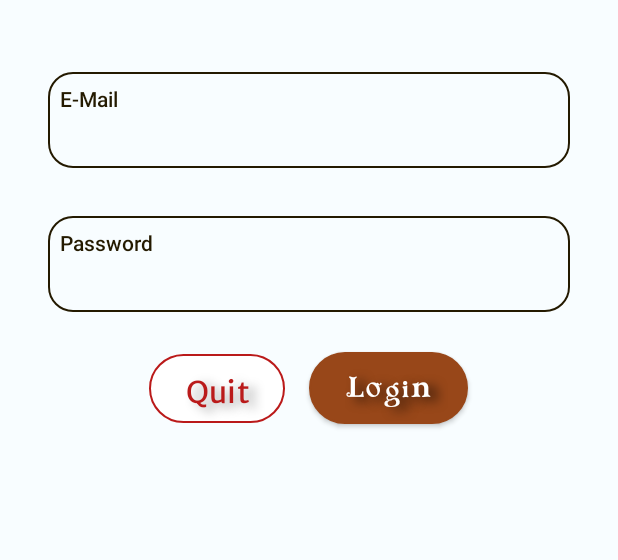
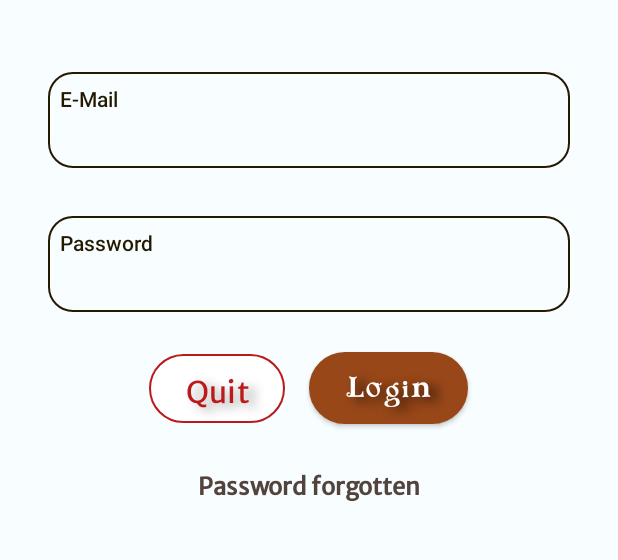
Before and after one commit to craftedcodes/TaraProject, an Android app: the LoginFragment screen opened through its navigation route, on a phone screen of 412 x 824 dp, the part 421-981 px from its top. Run offline under Robolectric (Android 15) with nearby library versions, the light colour scheme and no system bars; our stand-ins replace data binding; libraries missing offline, so code that uses them is left out: app.rive.runtime; 3 statements that could not run were skipped.

```diff
--- a/app/src/main/AndroidManifest.xml
+++ b/app/src/main/AndroidManifest.xml
@@ -16,7 +16,9 @@
         tools:targetApi="31">
         <activity
             android:name=".MainActivity"
-            android:exported="true">
+            android:exported="true"
+            android:screenOrientation="portrait"
+            tools:ignore="LockedOrientationActivity">
             <intent-filter>
                 <action android:name="android.intent.action.MAIN" />
 
--- a/app/src/main/res/layout/fragment_login.xml
+++ b/app/src/main/res/layout/fragment_login.xml
@@ -1,7 +1,7 @@
 <?xml version="1.0" encoding="utf-8"?>
 <layout xmlns:android="http://schemas.android.com/apk/res/android"
-    xmlns:tools="http://schemas.android.com/tools"
-    xmlns:app="http://schemas.android.com/apk/res-auto">
+    xmlns:app="http://schemas.android.com/apk/res-auto"
+    xmlns:tools="http://schemas.android.com/tools">
 
     <data>
 
@@ -9,71 +9,96 @@
 
     <LinearLayout
         style="@style/MainLayoutStyle"
+        android:layout_width="match_parent"
+        android:layout_height="match_parent"
+        android:gravity="center_horizontal"
+        android:orientation="vertical"
         tools:context=".ui.LoginFragment">
 
         <TextView
             android:layout_width="match_parent"
-            android:layout_height="wrap_content"
-            android:textAlignment="center"
-            android:text="@string/tara"
+            android:layout_height="0dp"
+            android:layout_marginVertical="8dp"
+            android:layout_weight="0.5"
             android:fontFamily="@font/psychedelic_lotus"
-            android:textColor="@color/primary_bg_light"
-            android:textSize="24sp"
             android:shadowColor="#7E000000"
             android:shadowDx="2"
             android:shadowDy="2"
             android:shadowRadius="8"
-            android:layout_marginVertical="8dp"/>
+            android:text="@string/tara"
+            android:textAlignment="center"
+            android:textColor="@color/primary_bg_light"
+            android:textSize="24sp" />
 
         <ImageView
             android:layout_width="match_parent"
-            android:layout_height="wrap_content"
-            android:src="@drawable/logo01"
+            android:layout_height="0dp"
             android:layout_marginVertical="32dp"
-            android:contentDescription="@string/tara" />
+            android:layout_weight="3"
+            android:contentDescription="@string/tara"
+            android:src="@drawable/logo01" />
 
         <com.google.android.material.textfield.TextInputLayout
             android:id="@+id/e_mail_tf"
             style="@style/TextInputFieldStyle"
+            android:layout_width="match_parent"
+            android:layout_height="wrap_content"
             android:hint="@string/your_mail_address_ym_com"
-            app:helperText="@string/e_mail"/>
+            app:helperText="@string/e_mail" />
 
         <com.google.android.material.textfield.TextInputLayout
             android:id="@+id/password_tf"
             style="@style/TextInputFieldStyle"
-            app:helperText="@string/password"/>
+            android:layout_width="match_parent"
+            android:layout_height="wrap_content"
+            app:helperText="@string/password" />
 
         <LinearLayout
-            style="@style/HorizontalLayoutStyle">
+            style="@style/HorizontalLayoutStyle"
+            android:layout_width="match_parent"
+            android:layout_height="0dp"
+            android:layout_weight="1"
+            android:gravity="center"
+            android:orientation="horizontal">
 
             <Button
                 android:id="@+id/quit_btn"
                 android:layout_width="wrap_content"
                 android:layout_height="wrap_content"
+                android:layout_margin="8dp"
+                android:backgroundTint="@color/white"
+                android:fontFamily="@font/merriweathersans_variablefont_wght"
                 android:minHeight="54dp"
-                android:layout_margin="8dp"
-                android:fontFamily="@font/merriweathersans_variablefont_wght"
+                android:shadowColor="#61000000"
+                android:shadowDx="8"
+                android:shadowDy="4"
+                android:shadowRadius="8"
                 android:text="@string/quit"
                 android:textColor="@color/error_bg_light"
-                android:backgroundTint="@color/white"
+                android:textSize="20sp"
                 app:strokeColor="@color/error_bg_light"
                 app:strokeWidth="1dp"
-                android:textSize="20sp"
-                android:shadowColor="#61000000"
-                android:shadowRadius="8"
-                android:shadowDx="8"
-                android:shadowDy="4"
                 tools:ignore="ButtonStyle" />
 
             <Button
                 android:id="@+id/login_btn"
+                style="@style/PrimaryButtonStyle"
                 android:layout_width="wrap_content"
                 android:layout_height="wrap_content"
-                android:text="@string/login"
-                style="@style/PrimaryButtonStyle" />
+                android:text="@string/login" />
         </LinearLayout>
 
-
+        <TextView
+            android:layout_width="match_parent"
+            android:layout_height="0dp"
+            android:layout_marginVertical="16dp"
+            android:layout_weight="1"
+            android:fontFamily="@font/merriweathersans_variablefont_wght"
+            android:text="@string/password_forgotten"
+            android:textAlignment="center"
+            android:textColor="@color/neutral_c_tx_light"
+            android:textSize="16sp"
+            android:textStyle="bold" />
 
     </LinearLayout>
 </layout>
--- a/app/src/main/res/values/strings.xml
+++ b/app/src/main/res/values/strings.xml
@@ -78,4 +78,10 @@
     <string name="filter">Filter</string>
     <string name="placeholder_affirmation">It\'s okay to not be okay.</string>
     <string name="placeholder_appreciation">Foto von Janine Joles auf Unsplash</string>
+    <string name="password_forgotten">Password forgotten</string>
+    <string name="placeholder_date">August 15, 2022</string>
+    <string name="placeholder_entry_text">Got a flower</string>
+    <string name="trash_icon">Trash Icon</string>
+    <string name="edit_button">Edit Button</string>
+    <string name="dropdown_menu">Dropdown Menu</string>
 </resources>
```
Also changed, not shown: app/src/main/java/com/example/abschlussaufgabe/ui/GratitudeAudioFragment.kt (deleted, +0 -60 lines), app/src/main/java/com/example/abschlussaufgabe/ui/GratitudeCameraFragment.kt (deleted, +0 -60 lines), app/src/main/java/com/example/abschlussaufgabe/ui/GratitudeDetailFragment.kt (deleted, +0 -60 lines), app/src/main/java/com/example/abschlussaufgabe/ui/GratitudeGalleryFragment.kt (deleted, +0 -60 lines), app/src/main/res/layout/fragment_gratitude_audio.xml (deleted, +0 -14 lines), app/src/main/res/layout/fragment_gratitude_camera.xml (deleted, +0 -14 lines), app/src/main/res/layout/fragment_gratitude_detail.xml (deleted, +0 -14 lines), app/src/main/res/layout/fragment_gratitude_gallery.xml (deleted, +0 -14 lines), app/src/main/res/layout/material_cv_inner_rv.xml (added, +95 -0 lines), app/src/main/res/layout/material_cv_outer_rv.xml (+42 -3 lines).
